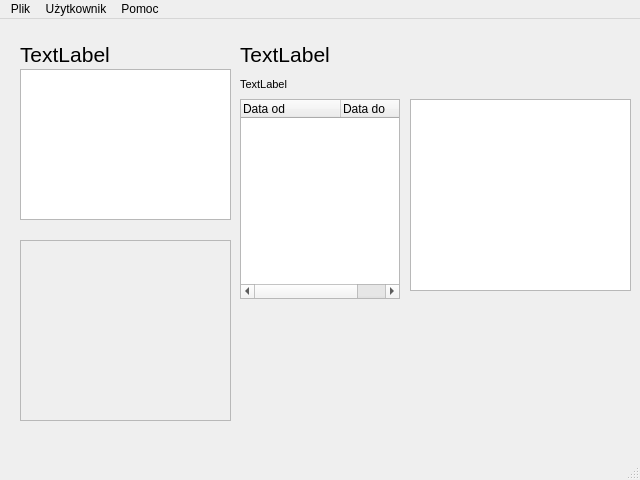
Qt form oknoglowne.ui (twardakm/zarzadzanie_projektami) before a commit.
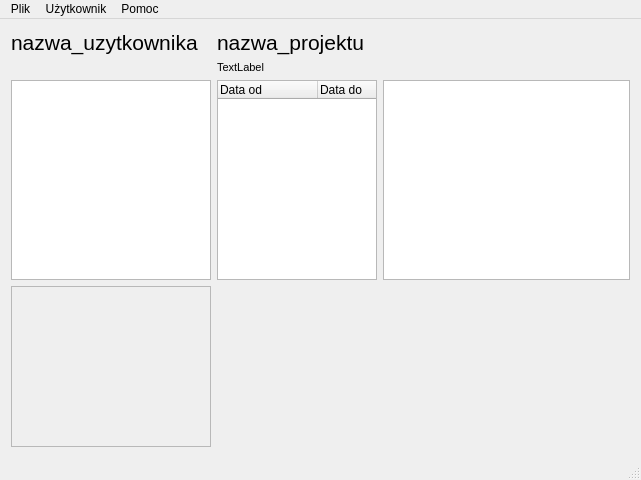
The same form after that commit.

Commit message: Działa resize

```diff
--- a/oknoglowne.ui
+++ b/oknoglowne.ui
@@ -6,10 +6,16 @@
    <rect>
     <x>0</x>
     <y>0</y>
-    <width>640</width>
+    <width>641</width>
     <height>480</height>
    </rect>
   </property>
+  <property name="sizePolicy">
+   <sizepolicy hsizetype="Expanding" vsizetype="Expanding">
+    <horstretch>0</horstretch>
+    <verstretch>0</verstretch>
+   </sizepolicy>
+  </property>
   <property name="minimumSize">
    <size>
     <width>640</width>
@@ -20,77 +26,26 @@
    <string>Zarządzanie projektami</string>
   </property>
   <widget class="QWidget" name="centralWidget">
+   <layout class="QVBoxLayout" name="verticalLayout_2">
+    <item>
+     <layout class="QGridLayout" name="gridLayout" columnstretch="0,0,5">
+      <property name="sizeConstraint">
+       <enum>QLayout::SetDefaultConstraint</enum>
+      </property>
+      <item row="0" column="0">
    <widget class="QLabel" name="nazwa_uzytkownika">
-    <property name="geometry">
-     <rect>
-      <x>20</x>
-      <y>10</y>
-      <width>161</width>
-      <height>51</height>
-     </rect>
-    </property>
     <property name="font">
      <font>
       <pointsize>16</pointsize>
      </font>
     </property>
     <property name="text">
-     <string>TextLabel</string>
-    </property>
-   </widget>
-   <widget class="QListWidget" name="listaProjektow">
-    <property name="enabled">
-     <bool>true</bool>
-    </property>
-    <property name="geometry">
-     <rect>
-      <x>20</x>
-      <y>50</y>
-      <width>211</width>
-      <height>151</height>
-     </rect>
-    </property>
-   </widget>
-   <widget class="QListWidget" name="listaUczestnikow">
-    <property name="enabled">
-     <bool>false</bool>
-    </property>
-    <property name="geometry">
-     <rect>
-      <x>20</x>
-      <y>221</y>
-      <width>211</width>
-      <height>181</height>
-     </rect>
-    </property>
-   </widget>
-   <widget class="QLabel" name="nazwa_projektu">
-    <property name="geometry">
-     <rect>
-      <x>240</x>
-      <y>10</y>
-      <width>161</width>
-      <height>51</height>
-     </rect>
-    </property>
-    <property name="font">
-     <font>
-      <pointsize>16</pointsize>
-     </font>
-    </property>
-    <property name="text">
-     <string>TextLabel</string>
-    </property>
-   </widget>
+         <string>nazwa_uzytkownika</string>
+        </property>
+       </widget>
+      </item>
+      <item row="1" column="1">
    <widget class="QLabel" name="uczestnik_projektu">
-    <property name="geometry">
-     <rect>
-      <x>240</x>
-      <y>40</y>
-      <width>161</width>
-      <height>51</height>
-     </rect>
-    </property>
     <property name="font">
      <font>
       <pointsize>8</pointsize>
@@ -100,14 +55,11 @@
      <string>TextLabel</string>
     </property>
    </widget>
-   <widget class="QTreeWidget" name="terminarz">
-    <property name="geometry">
-     <rect>
-      <x>240</x>
-      <y>80</y>
-      <width>160</width>
-      <height>200</height>
-     </rect>
+      </item>
+      <item row="2" column="0">
+       <widget class="QListWidget" name="listaProjektow">
+        <property name="enabled">
+         <bool>true</bool>
     </property>
     <property name="sizePolicy">
      <sizepolicy hsizetype="Fixed" vsizetype="Fixed">
@@ -115,6 +67,81 @@
       <verstretch>0</verstretch>
      </sizepolicy>
     </property>
+        <property name="maximumSize">
+         <size>
+          <width>200</width>
+          <height>200</height>
+         </size>
+        </property>
+       </widget>
+      </item>
+      <item row="2" column="2">
+       <widget class="QTextBrowser" name="terminarz_opis">
+        <property name="sizePolicy">
+         <sizepolicy hsizetype="Expanding" vsizetype="Expanding">
+          <horstretch>1</horstretch>
+          <verstretch>0</verstretch>
+         </sizepolicy>
+        </property>
+        <property name="maximumSize">
+         <size>
+          <width>16777215</width>
+          <height>200</height>
+         </size>
+        </property>
+        <property name="sizeIncrement">
+         <size>
+          <width>1</width>
+          <height>0</height>
+         </size>
+        </property>
+       </widget>
+      </item>
+      <item row="3" column="0">
+       <widget class="QListWidget" name="listaUczestnikow">
+        <property name="enabled">
+         <bool>false</bool>
+        </property>
+        <property name="maximumSize">
+         <size>
+          <width>200</width>
+          <height>16777215</height>
+         </size>
+        </property>
+       </widget>
+      </item>
+      <item row="2" column="1">
+       <widget class="QTreeWidget" name="terminarz">
+        <property name="enabled">
+         <bool>true</bool>
+        </property>
+        <property name="sizePolicy">
+         <sizepolicy hsizetype="Preferred" vsizetype="Preferred">
+          <horstretch>0</horstretch>
+          <verstretch>0</verstretch>
+         </sizepolicy>
+        </property>
+        <property name="minimumSize">
+         <size>
+          <width>160</width>
+          <height>200</height>
+         </size>
+        </property>
+        <property name="maximumSize">
+         <size>
+          <width>160</width>
+          <height>200</height>
+         </size>
+        </property>
+        <property name="sizeIncrement">
+         <size>
+          <width>1</width>
+          <height>1</height>
+         </size>
+        </property>
+        <property name="horizontalScrollBarPolicy">
+         <enum>Qt::ScrollBarAlwaysOff</enum>
+        </property>
     <property name="sizeAdjustPolicy">
      <enum>QAbstractScrollArea::AdjustToContents</enum>
     </property>
@@ -141,23 +168,29 @@
      </property>
     </column>
    </widget>
-   <widget class="QTextBrowser" name="terminarz_opis">
-    <property name="geometry">
-     <rect>
-      <x>410</x>
-      <y>80</y>
-      <width>221</width>
-      <height>192</height>
-     </rect>
-    </property>
-   </widget>
+      </item>
+      <item row="0" column="1">
+       <widget class="QLabel" name="nazwa_projektu">
+        <property name="font">
+         <font>
+          <pointsize>16</pointsize>
+         </font>
+        </property>
+        <property name="text">
+         <string>nazwa_projektu</string>
+        </property>
+       </widget>
+      </item>
+     </layout>
+    </item>
+   </layout>
   </widget>
   <widget class="QMenuBar" name="menuBar">
    <property name="geometry">
     <rect>
      <x>0</x>
      <y>0</y>
-     <width>640</width>
+     <width>641</width>
      <height>21</height>
     </rect>
    </property>
```
Left out of the diff: 6 changed lines with no effect on the pictures. Lines whose indentation alone changed are shown as unchanged. The commit also changes 1 other file.
